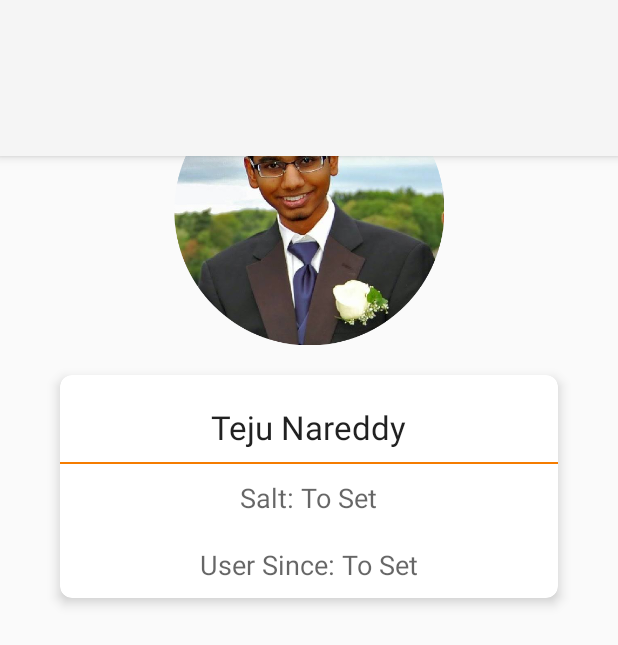
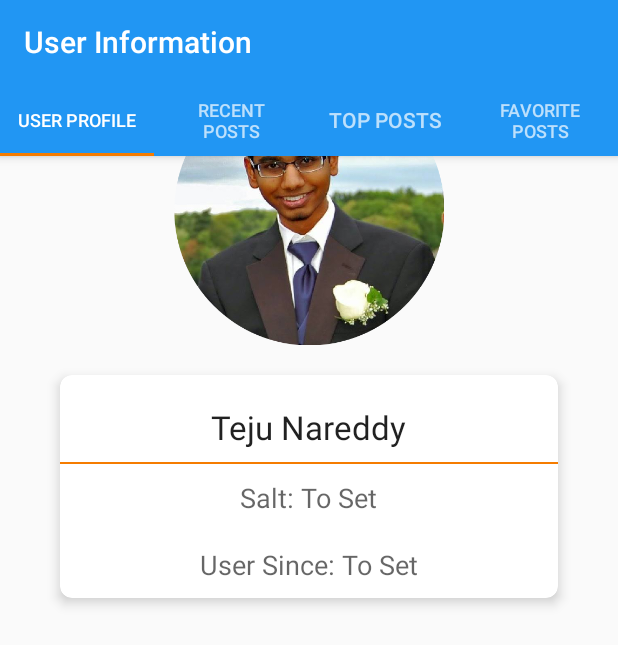
Before and after one commit to git-mad/Bitter, an Android app: the UserActivity screen opened directly, with no data from a screen before it, on a phone screen of 412 x 824 dp. Shown: the top 645 px of the screen. Run offline under Robolectric (Android 15) with nearby library versions, the phone set to English and light mode, and no system bars.

Commit message:
Everything has been converted to be compatable with KitKat and above. Few bugs but easy fixes

```diff
--- a/app/build.gradle
+++ b/app/build.gradle
@@ -21,6 +21,7 @@ android {
             proguardFiles getDefaultProguardFile('proguard-android.txt'), 'proguard-rules.pro'
         }
     }
+    sourceSets { main { res.srcDirs = ['src/main/res', 'src/main/res/values/styles'] } }
 }
 
 dependencies {
--- a/app/src/main/AndroidManifest.xml
+++ b/app/src/main/AndroidManifest.xml
@@ -18,6 +18,7 @@
         </activity>
         <activity
             android:name=".activity.UserActivity"
+            android:theme="@style/AppTheme.NoActionBar"
             android:label="@string/title_activity_test">
         </activity>
         <activity
--- a/app/src/main/java/gitmad/bitter/activity/UserActivity.java
+++ b/app/src/main/java/gitmad/bitter/activity/UserActivity.java
@@ -1,15 +1,13 @@
 package gitmad.bitter.activity;
 
 
-import android.app.ActionBar;
-import android.app.FragmentTransaction;
 import android.os.Bundle;
 import android.support.design.widget.TabLayout;
 import android.support.v4.app.Fragment;
-import android.support.v4.app.FragmentActivity;
 import android.support.v4.app.FragmentManager;
 import android.support.v4.app.FragmentPagerAdapter;
 import android.support.v4.view.ViewPager;
+import android.support.v7.app.AppCompatActivity;
 import android.support.v7.widget.Toolbar;
 
 import gitmad.bitter.R;
@@ -18,7 +16,7 @@ import gitmad.bitter.fragment.RecentPostFragment;
 import gitmad.bitter.fragment.TopPostFragment;
 import gitmad.bitter.fragment.UserProfileFragment;
 
-public class UserActivity extends FragmentActivity implements ActionBar.TabListener,
+public class UserActivity extends AppCompatActivity implements
         UserProfileFragment.OnFragmentInteractionListener {
 
     //TODO: Change from Action Bar to Toolbar, Toolbar will be in main App
@@ -51,11 +49,11 @@ public class UserActivity extends FragmentActivity implements ActionBar.TabListe
         mViewPager = (ViewPager) findViewById(R.id.container);
         mViewPager.setAdapter(mSectionsPagerAdapter);
         Toolbar toolbar = (Toolbar)findViewById(R.id.toolbar);
+        setSupportActionBar(toolbar);
         TabLayout tabLayout = (TabLayout) findViewById(R.id.tabLayout);
 
-        // Set up the action bar.
-//        final ActionBar actionBar = getActionBar();
-//        actionBar.setNavigationMode(ActionBar.NAVIGATION_MODE_TABS);
+        tabLayout.setupWithViewPager(mViewPager);
+
 
         // When swiping between different sections, select the corresponding
         // tab. We can also use ActionBar.Tab#select() to do this if we have
@@ -78,21 +76,7 @@ public class UserActivity extends FragmentActivity implements ActionBar.TabListe
 
     }
 
-    @Override
-    public void onTabSelected(ActionBar.Tab tab, FragmentTransaction fragmentTransaction) {
-        // When the given tab is selected, switch to the corresponding page in
-        // the ViewPager.
-        mViewPager.setCurrentItem(tab.getPosition());
-    }
-
-    @Override
-    public void onTabUnselected(ActionBar.Tab tab, FragmentTransaction fragmentTransaction) {
-    }
-
-    @Override
-    public void onTabReselected(ActionBar.Tab tab, FragmentTransaction fragmentTransaction) {
-    }
-
+    //TODO: Give a purpose to this method
     @Override
     public void onFragmentInteraction(String id) {
 
--- a/app/src/main/res/layout/activity_tabbed_user.xml
+++ b/app/src/main/res/layout/activity_tabbed_user.xml
@@ -3,14 +3,16 @@
     xmlns:android="http://schemas.android.com/apk/res/android"
     xmlns:app="http://schemas.android.com/apk/res-auto"
     xmlns:tools="http://schemas.android.com/tools" android:layout_width="match_parent"
-    android:layout_height="match_parent" android:fitsSystemWindows="true">
+    android:layout_height="match_parent" android:fitsSystemWindows="true"
+    tools:context = ".UserActivity">
 
     <android.support.design.widget.AppBarLayout android:layout_height="wrap_content"
-        android:layout_width="match_parent">
+        android:layout_width="match_parent" android:theme= "@style/AppTheme.AppBarOverlay">
 
         <android.support.v7.widget.Toolbar android:id="@+id/toolbar"
             android:layout_width="match_parent" android:layout_height="?attr/actionBarSize"
-            android:background="?attr/colorPrimary" app:popupTheme="@style/ThemeOverlay.AppCompat.Light"  />
+            android:background="?attr/colorPrimary" android:theme="@style/AppTheme.AppBarOverlay"
+            app:popupTheme="@style/AppTheme.PopupOverlay"  />
 
         <android.support.design.widget.TabLayout
             android:id="@+id/tabLayout"
--- a/app/src/main/res/values/themes.xml
+++ b/app/src/main/res/values/themes.xml
@@ -1,13 +1,17 @@
 <?xml version="1.0" encoding="utf-8"?>
 <resources>
+    <!-- Base application theme. -->
+    <style name="AppTheme" parent="Theme.AppCompat.Light.DarkActionBar">
+        <!-- Customize your theme here. -->
+        <item name="colorPrimary">@color/primary_color</item>
+        <item name="colorPrimaryDark">@color/primary_color_dark</item>
+        <item name="colorAccent">@color/accent_color</item>
+    </style>
+    <style name="AppTheme.NoActionBar">
+        <item name="windowActionBar">false</item>
+        <item name="windowNoTitle">true</item>
+    </style>
+    <style name="AppTheme.AppBarOverlay" parent="ThemeOverlay.AppCompat.Dark.ActionBar" />
+    <style name="AppTheme.PopupOverlay" parent="ThemeOverlay.AppCompat.Light" />
 
-    <style name="MaterialLightTheme" parent="@android:style/Theme.Material.Light">
-        <!-- Main theme colors -->
-        <!--   your app branding color for the app bar -->
-        <item name="android:colorPrimary">@color/primary_color</item>
-        <!--   darker variant for the status bar and contextual app bars -->
-        <item name="android:colorPrimaryDark">@color/primary_color_dark</item>
-        <!--   theme UI controls like checkboxes and text fields -->
-        <item name="android:colorAccent">@color/accent_color</item>
-    </style>
 </resources>
```
